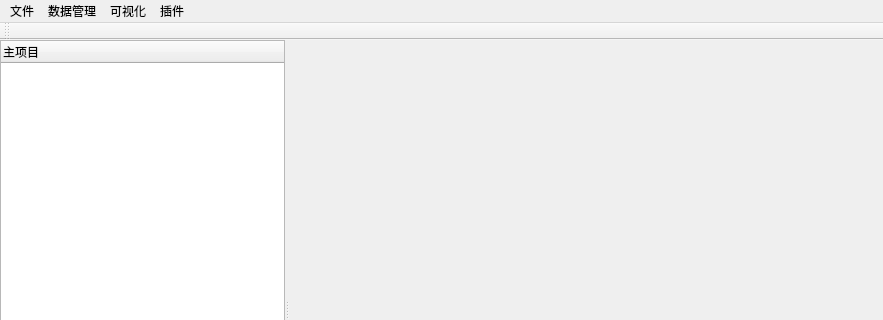
Old version of the form main.ui in the repository sh1nyru0/SP; both pictures show x 0 to 883 and y 0 to 320 of the 883 by 600 pixel window.
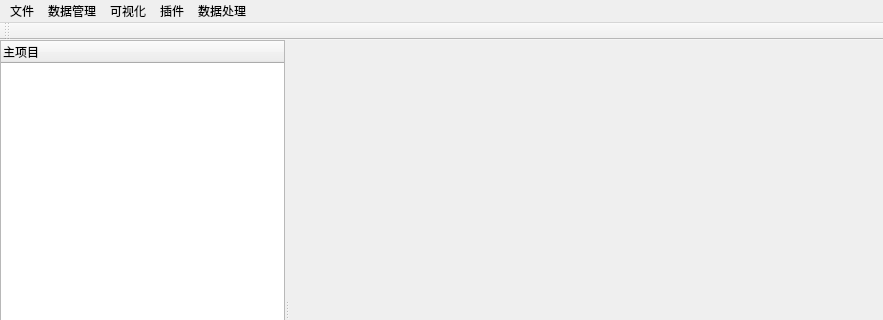
New version of the form. Icons and pictures are not drawn.

What changed in the file:
```diff
--- a/main.ui
+++ b/main.ui
@@ -104,11 +104,19 @@
     <property name="title">
      <string>插件</string>
     </property>
+    <addaction name="actionPlugin"/>
+   </widget>
+   <widget class="QMenu" name="menu">
+    <property name="title">
+     <string>数据处理</string>
+    </property>
+    <addaction name="actionGrid"/>
    </widget>
    <addaction name="file_menu"/>
    <addaction name="menu_2"/>
    <addaction name="menu_3"/>
    <addaction name="menu_4"/>
+   <addaction name="menu"/>
   </widget>
   <widget class="QStatusBar" name="statusbar"/>
   <widget class="QToolBar" name="toolBar">
```
Left out of the diff: 13 changed lines with no effect on the pictures.
